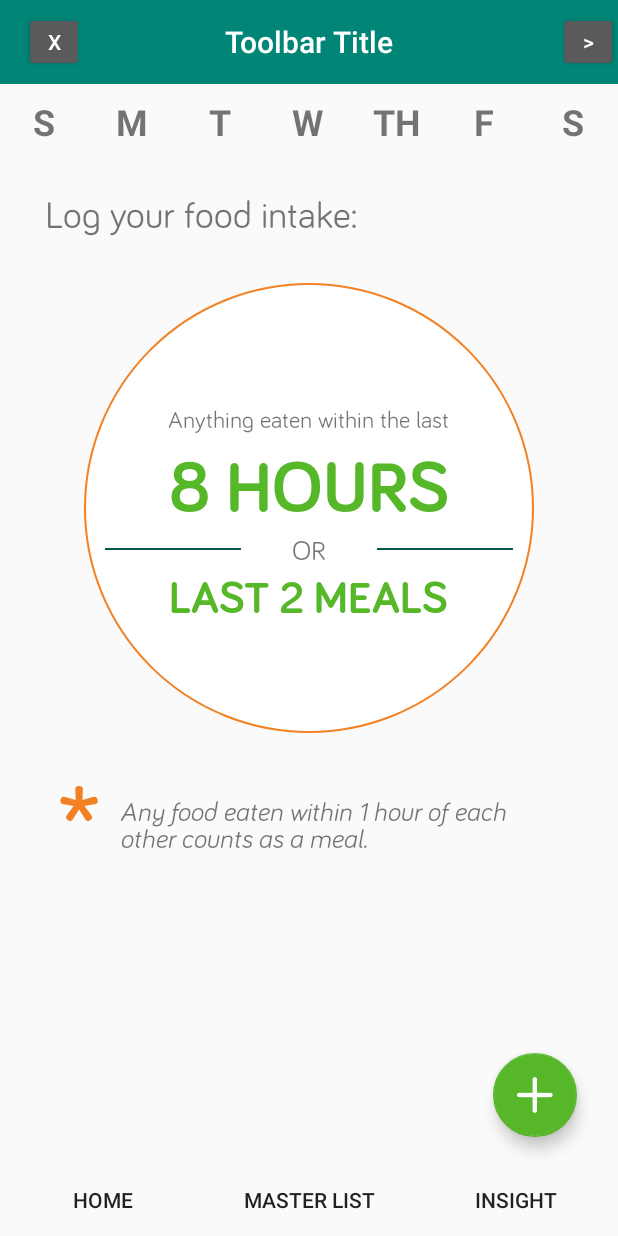
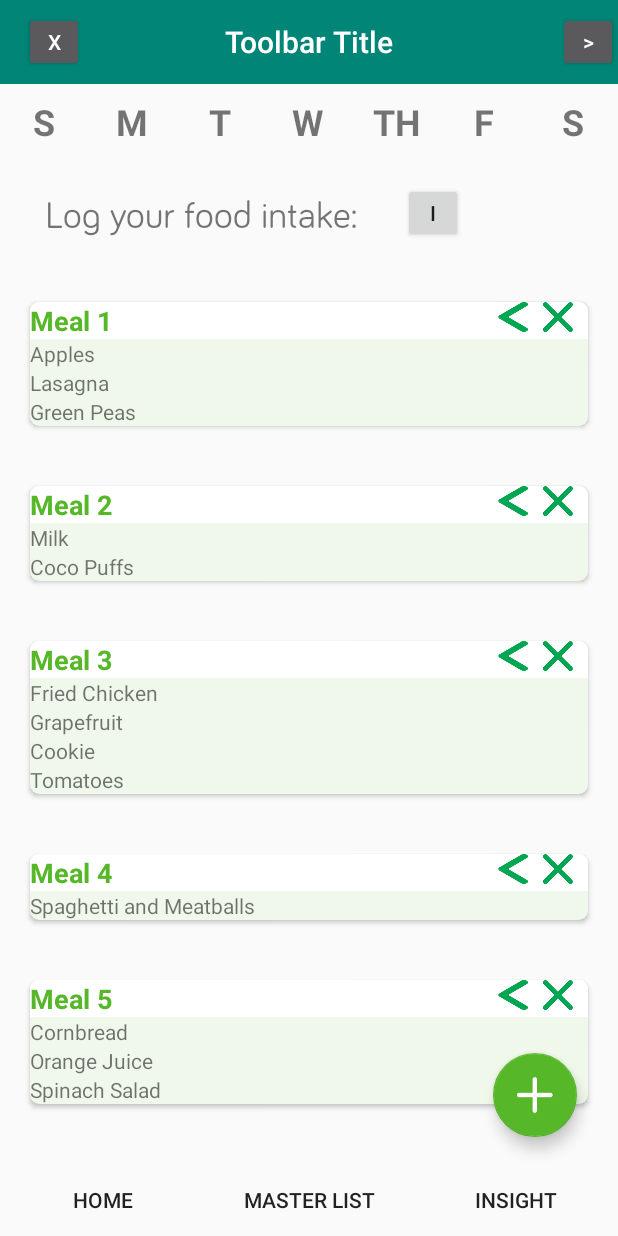
Before and after one commit to kaimalloy/Elimin8, an Android app: the fragment FoodFragment placed in its activity, after a tap on an icon or button, on a phone screen of 412 x 824 dp. Run offline under Robolectric (Android 15) with nearby library versions, the phone set to English and light mode, and no system bars; libraries missing offline, so code that uses them is left out: com.chaquo.python; 3 statements that could not run were skipped; 1 other tap on this screen came first.

Commit message:
Added ReyclerView for FoodFragment. Info button temporarily set to show meals in food fragment.

```diff
--- a/app/src/main/java/com/minakai/elimin8/FoodFragment.java
+++ b/app/src/main/java/com/minakai/elimin8/FoodFragment.java
@@ -5,10 +5,18 @@ import android.net.Uri;
 import android.os.Bundle;
 
 import androidx.fragment.app.Fragment;
+import androidx.recyclerview.widget.LinearLayoutManager;
+import androidx.recyclerview.widget.RecyclerView;
 
 import android.view.LayoutInflater;
 import android.view.View;
 import android.view.ViewGroup;
+import android.widget.Button;
+import android.widget.FrameLayout;
+import android.widget.LinearLayout;
+
+import java.util.ArrayList;
+import java.util.Arrays;
 
 
 /**
@@ -28,6 +36,10 @@ public class FoodFragment extends Fragment {
     // TODO: Rename and change types of parameters
     private String mParam1;
     private String mParam2;
+
+
+    // Arraylist for the foods in each card
+    ArrayList<ArrayList<String>> foodNames;
 
     private FoodFragmentListener mListener;
 
@@ -66,8 +78,43 @@ public class FoodFragment extends Fragment {
     public View onCreateView(LayoutInflater inflater, ViewGroup container,
                              Bundle savedInstanceState) {
         // Inflate the layout for this fragment
-        return inflater.inflate(R.layout.fragment_food, container, false);
+        View view = inflater.inflate(R.layout.fragment_food, container, false);
+
+        // Set up recycler view
+        populateSampleData();
+        final RecyclerView recyclerView = view.findViewById(R.id.recycler_view_lyt);
+        recyclerView.setVisibility(View.GONE);
+        FoodRecyclerViewAdapter adapter = new FoodRecyclerViewAdapter(getContext(), foodNames);
+        recyclerView.setAdapter(adapter);
+        recyclerView.setLayoutManager( new LinearLayoutManager(getActivity()));
+
+
+        // Temporarily set info button as meals show button
+        Button info_btn = view.findViewById(R.id.info_btn);
+        final LinearLayout info_lbl = view.findViewById(R.id.info_lbl);
+        info_btn.setOnClickListener(new View.OnClickListener() {
+            @Override
+            public void onClick(View view) {
+                info_lbl.setVisibility(View.GONE);
+                recyclerView.setVisibility(View.VISIBLE);
+            }
+        });
+
+        return view;
     }
+
+
+    // populate sample data for food input
+    private void populateSampleData() {
+        foodNames = new ArrayList<>();
+
+        foodNames.add(new ArrayList<>(Arrays.asList("Apples", "Lasagna", "Green Peas")));
+        foodNames.add(new ArrayList<>(Arrays.asList("Milk", "Coco Puffs")));
+        foodNames.add(new ArrayList<>(Arrays.asList("Fried Chicken", "Grapefruit", "Cookie", "Tomatoes")));
+        foodNames.add(new ArrayList<>(Arrays.asList("Spaghetti and Meatballs")));
+        foodNames.add(new ArrayList<>(Arrays.asList("Cornbread", "Orange Juice", "Spinach Salad")));
+    }
+
 
     // TODO: Rename method, update argument and hook method into UI event
     public void onButtonPressed(Uri uri) {
--- /dev/null
+++ b/app/src/main/java/com/minakai/elimin8/FoodRecyclerViewAdapter.java
@@ -0,0 +1,77 @@
+package com.minakai.elimin8;
+
+import android.content.Context;
+import android.text.Layout;
+import android.util.Log;
+import android.view.LayoutInflater;
+import android.view.View;
+import android.view.ViewGroup;
+import android.widget.LinearLayout;
+import android.widget.TextView;
+
+import androidx.annotation.NonNull;
+import androidx.recyclerview.widget.RecyclerView;
+
+import java.util.ArrayList;
+
+public class FoodRecyclerViewAdapter extends RecyclerView.Adapter<FoodRecyclerViewAdapter.ViewHolder>{
+
+    private static final String TAG = "FoodRecyclerViewAdapter";
+
+    private Context mContext;
+    private ArrayList<ArrayList<String>> foodNames;
+
+
+    public FoodRecyclerViewAdapter(Context context, ArrayList<ArrayList<String>> fNames){
+        mContext = context;
+        foodNames = fNames;
+    }
+
+    private void addTextViews(LinearLayout lyt, int pos) {
+        // Remove all current text views first
+        lyt.removeAllViews();
+
+        // Add new TextViews
+        for (String food: foodNames.get(pos)){
+            TextView textView = new TextView(mContext);
+            textView.setText(food);
+            lyt.addView(textView);
+        }
+    }
+
+    @NonNull
+    @Override
+    public ViewHolder onCreateViewHolder(@NonNull ViewGroup parent, int viewType) {
+        View view =  LayoutInflater.from(parent.getContext()).inflate(R.layout.recycler_item_food, parent, false);
+        ViewHolder holder = new ViewHolder(view);
+        return holder;
+    }
+
+    @Override
+    public void onBindViewHolder(@NonNull ViewHolder holder, int position) {
+        Log.d(TAG, "onBindViewHolder: called.");
+
+        holder.mealNumberLabel.setText("Meal " + (position + 1));
+
+        // My method to add all the TextViews to the layout
+        addTextViews(holder.mealLayout, position);
+    }
+
+    @Override
+    public int getItemCount() {
+        return foodNames.size();
+    }
+
+    public class ViewHolder extends RecyclerView.ViewHolder {
+
+        TextView mealNumberLabel;
+        LinearLayout mealLayout;
+
+        public ViewHolder(@NonNull View itemView) {
+            super(itemView);
+
+            mealNumberLabel = itemView.findViewById(R.id.meal_num_lbl);
+            mealLayout = itemView.findViewById(R.id.meal_lyt);
+        }
+    }
+}
--- a/app/src/main/java/com/minakai/elimin8/MasterListFragment.java
+++ b/app/src/main/java/com/minakai/elimin8/MasterListFragment.java
@@ -78,9 +78,8 @@ public class MasterListFragment extends Fragment {
         // Inflate the layout for this fragment
         View view = inflater.inflate(R.layout.fragment_master_list, container, false);
 
-
         // Set up recycler view
-        populateSampleDataMasterList();
+        populateSampleData();
         RecyclerView recyclerView = view.findViewById(R.id.recycler_view_lyt);
         MasterRecyclerViewAdapter adapter = new MasterRecyclerViewAdapter(imgNames, foodNames);
         recyclerView.setAdapter(adapter);
@@ -91,7 +90,7 @@ public class MasterListFragment extends Fragment {
 
 
     // populate sample data for master list
-    private void populateSampleDataMasterList(){
+    private void populateSampleData(){
         imgNames = new ArrayList<>();
         foodNames = new ArrayList<>();
 
--- a/app/src/main/java/com/minakai/elimin8/UnverifiedFragment.java
+++ b/app/src/main/java/com/minakai/elimin8/UnverifiedFragment.java
@@ -77,7 +77,7 @@ public class UnverifiedFragment extends Fragment {
         View view = inflater.inflate(R.layout.fragment_unverified, container, false);
 
         // Set up recycler view
-        populateSampleDataMasterList();
+        populateSampleData();
         RecyclerView recyclerView = view.findViewById(R.id.recycler_view_lyt);
         UnverifiedRecyclerViewAdapter adapter = new UnverifiedRecyclerViewAdapter(imgNames, mealPredictions);
         recyclerView.setAdapter(adapter);
@@ -87,7 +87,7 @@ public class UnverifiedFragment extends Fragment {
     }
 
     // populate sample data for master list
-    private void populateSampleDataMasterList() {
+    private void populateSampleData() {
         imgNames = new ArrayList<>();
         mealPredictions = new ArrayList<String[][]>();
 
--- a/app/src/main/res/layout/fragment_food.xml
+++ b/app/src/main/res/layout/fragment_food.xml
@@ -20,6 +20,11 @@
             android:layout_height="wrap_content"
             android:orientation="vertical">
 
+            <LinearLayout
+                android:layout_width="match_parent"
+                android:layout_height="wrap_content"
+                android:orientation="horizontal">
+
                 <TextView
                     android:id="@+id/textView3"
                     android:layout_width="wrap_content"
@@ -30,6 +35,22 @@
                     android:fontFamily="@font/bariol_regular"
                     android:text="Log your food intake:"
                     android:textSize="25sp" />
+
+                <Button
+                    android:id="@+id/info_btn"
+                    android:layout_width="40dp"
+                    android:layout_height="40dp"
+                    android:layout_marginLeft="30dp"
+                    android:layout_marginTop="15dp"
+                    android:layout_marginBottom="20dp"
+                    android:text="i" />
+            </LinearLayout>
+
+            <LinearLayout
+                android:id="@+id/info_lbl"
+                android:layout_width="match_parent"
+                android:layout_height="wrap_content"
+                android:orientation="vertical">
 
                 <FrameLayout
                     android:layout_width="match_parent"
@@ -127,15 +148,14 @@
                     android:layout_height="match_parent">
 
                     <TextView
-                    android:id="@+id/textView4"
                         android:layout_width="wrap_content"
                         android:layout_height="wrap_content"
+                        android:layout_marginLeft="38dp"
                         android:layout_weight="1"
+                        android:fontFamily="@font/bariol_bold"
                         android:text="*"
-                    android:fontFamily="@font/bariol_bold"
-                    android:textSize="80dp"
-                    android:layout_marginLeft="38dp"
-                    android:textColor="@color/orange"/>
+                        android:textColor="@color/orange"
+                        android:textSize="80dp" />
 
                     <TextView
                         android:id="@+id/textView17"
@@ -150,6 +170,12 @@
                         android:textSize="18dp" />
 
                 </FrameLayout>
+            </LinearLayout>
+
+            <androidx.recyclerview.widget.RecyclerView
+                android:id="@+id/recycler_view_lyt"
+                android:layout_width="match_parent"
+                android:layout_height="match_parent"/>
 
         </LinearLayout>
     </ScrollView>
--- a/app/src/main/res/layout/fragment_master_list.xml
+++ b/app/src/main/res/layout/fragment_master_list.xml
@@ -45,11 +45,9 @@
                         android:textStyle="bold" />
 
                     <androidx.recyclerview.widget.RecyclerView
+                        android:id="@+id/recycler_view_lyt"
                         android:layout_width="match_parent"
-                        android:layout_height="match_parent"
-                        android:id="@+id/recycler_view_lyt">
-
-                    </androidx.recyclerview.widget.RecyclerView>
+                        android:layout_height="match_parent" />
 
                     <Button
                         android:id="@+id/button5"
--- /dev/null
+++ b/app/src/main/res/layout/recycler_item_food.xml
@@ -0,0 +1,74 @@
+<?xml version="1.0" encoding="utf-8"?>
+<androidx.constraintlayout.widget.ConstraintLayout xmlns:android="http://schemas.android.com/apk/res/android"
+    xmlns:app="http://schemas.android.com/apk/res-auto"
+    xmlns:card_view="http://schemas.android.com/apk/res-auto"
+    android:layout_width="match_parent"
+    android:layout_height="wrap_content">
+
+    <androidx.cardview.widget.CardView
+        android:layout_width="match_parent"
+        android:layout_height="wrap_content"
+        android:layout_margin="20dp"
+        android:elevation="4dp"
+        app:layout_constraintBottom_toBottomOf="parent"
+        app:layout_constraintEnd_toEndOf="parent"
+        app:layout_constraintStart_toStartOf="parent"
+        app:layout_constraintTop_toTopOf="parent"
+        card_view:cardBackgroundColor="@color/lightGreen"
+        card_view:cardCornerRadius="6dp">
+
+        <LinearLayout
+            android:layout_width="match_parent"
+            android:layout_height="match_parent"
+            android:orientation="vertical">
+
+            <LinearLayout
+                android:layout_width="match_parent"
+                android:layout_height="match_parent"
+                android:background="@android:color/white"
+                android:orientation="horizontal">
+
+                <TextView
+                    android:id="@+id/meal_num_lbl"
+                    android:layout_width="0dp"
+                    android:layout_height="wrap_content"
+                    android:layout_gravity="center_vertical"
+                    android:layout_weight="1"
+                    android:text="Meal 1"
+                    android:textColor="@color/green"
+                    android:textSize="18sp"
+                    android:textStyle="bold" />
+
+                <Button
+                    android:id="@+id/button6"
+                    android:layout_width="20dp"
+                    android:layout_height="20dp"
+                    android:background="@drawable/back" />
+
+                <Space
+                    android:layout_width="10dp"
+                    android:layout_height="match_parent" />
+
+                <Button
+                    android:id="@+id/button7"
+                    android:layout_width="20dp"
+                    android:layout_height="20dp"
+                    android:background="@drawable/exit" />
+
+                <Space
+                    android:layout_width="10dp"
+                    android:layout_height="match_parent" />
+
+            </LinearLayout>
+
+            <!-- Used to populate the individual foods -->
+            <LinearLayout
+                android:id="@+id/meal_lyt"
+                android:layout_width="match_parent"
+                android:layout_height="match_parent"
+                android:orientation="vertical" />
+
+        </LinearLayout>
+
+    </androidx.cardview.widget.CardView>
+</androidx.constraintlayout.widget.ConstraintLayout>
```
Lines whose indentation alone changed are shown as unchanged.
